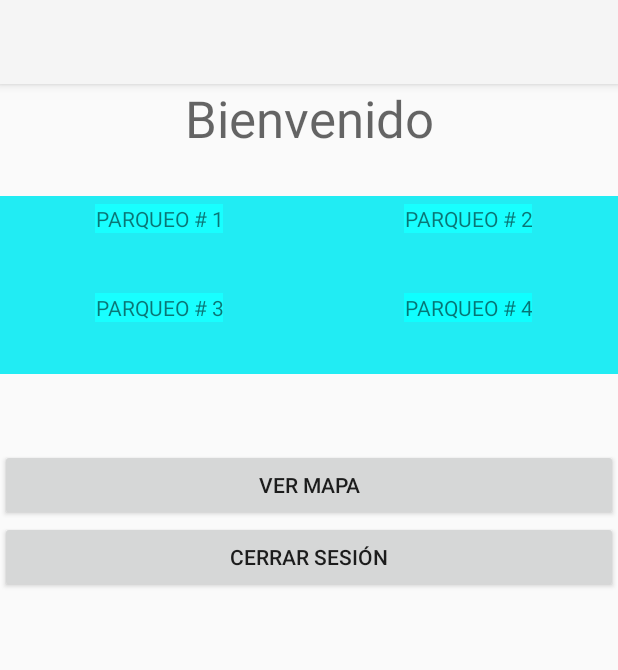
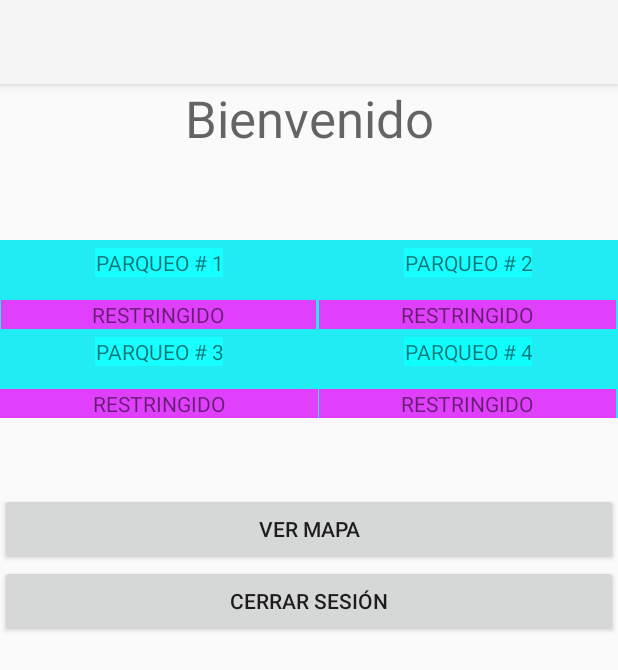
Before and after one commit to amst-fiec/1T2021-Parqueadero-Inteligente-para-FIEC, an Android app: the Menu screen opened directly, with no data from a screen before it, on a phone screen of 412 x 824 dp. Shown: the top 670 px of the screen. Run offline under Robolectric (Android 15) with nearby library versions, the phone set to English and light mode, and no system bars; our stand-ins replace Firebase (no records; nobody signed in at launch, a user with empty details on screens opened directly); 3 statements that could not run were skipped.

Commit message:
Add:Metodo leer en tiempo real la prioridad del estacionamiento y ocultar o mostrar el layout del mismo

```diff
--- a/app/src/main/java/com/example/parqueosinteligentes/Menu.java
+++ b/app/src/main/java/com/example/parqueosinteligentes/Menu.java
@@ -7,6 +7,7 @@ import android.graphics.Color;
 import android.os.Bundle;
 import android.view.View;
 import android.widget.Button;
+import android.widget.LinearLayout;
 import android.widget.TextView;
 import android.widget.Toast;
 
@@ -20,7 +21,6 @@ import com.google.firebase.database.ValueEventListener;
 
 public class Menu extends AppCompatActivity {
 
-    private TextView textViewNombre;
     private FirebaseAuth mAuth;
     private Button btnMapa;
     private Button cerrarSesion;
@@ -29,14 +29,21 @@ public class Menu extends AppCompatActivity {
     FirebaseDatabase root;
     private String email;
     private String usuario;
-    private String tipo="";
+    private String tipo="comun";//Temporal solo para pruebas
 
-    //
+    private TextView textViewNombre;
+    private TextView textViewPrioridad;
 
     private TextView textViewEstac1;
     private TextView textViewEstac2;
     private TextView textViewEstac3;
     private TextView textViewEstac4;
+
+    private LinearLayout layoutEstac1;
+    private LinearLayout layoutEstac2;
+    private LinearLayout layoutEstac3;
+    private LinearLayout layoutEstac4;
+
 
     String ArrayIDEstacionamiento[]  = {"P1","P2","P3","P4"};
 
@@ -57,6 +64,7 @@ public class Menu extends AppCompatActivity {
         InitializateComponents();
 
         textViewNombre.setText(usuario);
+        //textViewPrioridad.setText(tipo);
         cerrarSesion = (Button) findViewById(R.id.btnCerrarSesion);
 
         cerrarSesion.setOnClickListener(new View.OnClickListener() {
@@ -67,23 +75,41 @@ public class Menu extends AppCompatActivity {
                 finish();
             }
         });
-        //notificacion();
+
+        notificacion();
+        actualizarPrioridadEstacionamientoUI();
+        actualizarEstadoEstacionamientoUI();
         //ocuparEstacionamiento("P1");
-
-        actualizarEstadoEstacionamientoUI();
         }
 
     private void InitializateComponents(){
         textViewNombre = (TextView) findViewById(R.id.textViewNombre);
+        textViewPrioridad = (TextView) findViewById(R.id.textViewPrioridad);
 
         textViewEstac1 = (TextView) findViewById(R.id.parqueo1);
         textViewEstac2 = (TextView) findViewById(R.id.parqueo2);
         textViewEstac3 = (TextView) findViewById(R.id.parqueo3);
         textViewEstac4 = (TextView) findViewById(R.id.parqueo4);
 
+        layoutEstac1 = (LinearLayout) findViewById(R.id.layoutEstac1);
+        layoutEstac2 = (LinearLayout) findViewById(R.id.layoutEstac2);
+        layoutEstac3 = (LinearLayout) findViewById(R.id.layoutEstac3);
+        layoutEstac4 = (LinearLayout) findViewById(R.id.layoutEstac4);
 
 
-    }
+        db_reference.child(usuario).child("tipo").addValueEventListener(new ValueEventListener() {
+            @Override
+            public void onDataChange(DataSnapshot snapshot) {
+                tipo = snapshot.getValue(String.class);
+            }
+            @Override
+            public void onCancelled(DatabaseError error) {
+
+            }
+        });
+
+
+        }
     public void revisarMapa(View v) {
         Intent mapa = new Intent(this, Parqueadero.class);
         startActivity(mapa);
@@ -103,12 +129,13 @@ public class Menu extends AppCompatActivity {
                         while(tipo.isEmpty()) {
                             tipo = snapshot.getValue(String.class);
                             if(tipo==null){//TODO:Se debe implementar registrar los datos en la base, por ahora solo estan quemados
-                                tipo="Privilegiado";//Si un usuario que no esta quemado inicia sesion, se le setea el tipo "privilegiado"
+                                tipo="privilegiado";//Si un usuario que no esta quemado inicia sesion, se le setea el tipo "privilegiado"
                             }
                         }
                         Menu.this.runOnUiThread(new Runnable() {
                             @Override
                             public void run() {
+                                textViewPrioridad.setText(tipo);//TODO: SE DEBE LEER ESTO AFUERA DE LA FUNCION NOTIFICACION
                                 Toast.makeText(getApplicationContext(), "Usuario tipo:" + tipo, Toast.LENGTH_SHORT).show();
                             }
                         });
@@ -188,12 +215,12 @@ public class Menu extends AppCompatActivity {
             String estacionamiento = ArrayIDEstacionamiento[i];
 
             DatabaseReference db_reference_estacionamiento = root.getReference("Parkeo").child(estacionamiento).child("estado");
+
             db_reference_estacionamiento.addValueEventListener(new ValueEventListener() {
                 @Override
                 public void onDataChange(DataSnapshot snapshot) {
-                    Double estado = snapshot.getValue(Double.class);
-                    //Toast.makeText(getApplicationContext(), estacionamiento + " " + (estado == 0 ? "DISPONIBLE":"OCUPADO") , Toast.LENGTH_SHORT).show();
-                    setEstadoEstacionamientoUI(estacionamiento,estado);
+                    Double estado_estacionamiento = snapshot.getValue(Double.class);
+                    setEstadoEstacionamientoUI(estacionamiento,estado_estacionamiento);
                 }
 
                 @Override
@@ -226,5 +253,53 @@ public class Menu extends AppCompatActivity {
         }
     }
 
+    public void actualizarPrioridadEstacionamientoUI(){
+        for(int i = 0; i< ArrayIDEstacionamiento.length; i++){
+            String estacionamiento = ArrayIDEstacionamiento[i];
+
+            DatabaseReference db_reference_estacionamiento = root.getReference("Parkeo").child(estacionamiento).child("tipo");
+
+            db_reference_estacionamiento.addValueEventListener(new ValueEventListener() {
+                @Override
+                public void onDataChange(DataSnapshot snapshot) {
+                    String prioridad_estac = snapshot.getValue(String.class);
+                    if(tipo.equals("comun")){//Solo para el usuario comun, se aplica el filtro de ocultar los privilegiados
+                        if(prioridad_estac.equals("privilegiado")){
+                            visibilidadEstacionamientoUI(estacionamiento,0);
+                        }
+                        else{
+                            visibilidadEstacionamientoUI(estacionamiento,1);
+                        }
+                    }
+
+                }
+
+                @Override
+                public void onCancelled(DatabaseError error) {
+                }
+            });
+
+        }
+    }
+
+    public void visibilidadEstacionamientoUI(String estacionamiento, int activado){
+        String ArrayIDEstacionamiento[]  = {"P1","P2","P3","P4"};
+        LinearLayout[] layoutEstacionamientos ={layoutEstac1,layoutEstac2,layoutEstac3,layoutEstac4};
+
+        int indexEstacionamiento = -1;
+        for(int i = 0;i < ArrayIDEstacionamiento.length;i++){//Esto es muy ineficiente, pero es temporal para hacer pruebas
+            if(ArrayIDEstacionamiento[i]==estacionamiento){
+                indexEstacionamiento = i;
+            }
+        }
+
+        LinearLayout layoutEstacionamiento = layoutEstacionamientos[indexEstacionamiento];
+        if(activado == 0){
+            layoutEstacionamiento.setVisibility(View.INVISIBLE);//
+        }
+        else{
+            layoutEstacionamiento.setVisibility(View.VISIBLE);
+        }
+    }
 
 }
--- a/app/src/main/res/layout/activity_menu.xml
+++ b/app/src/main/res/layout/activity_menu.xml
@@ -28,6 +28,13 @@
             android:gravity="center"
             android:textAppearance="@style/TextAppearance.AppCompat.Large" />
 
+        <TextView
+            android:id="@+id/textViewPrioridad"
+            android:layout_width="match_parent"
+            android:layout_height="wrap_content"
+            android:gravity="center"
+            android:textAppearance="@style/TextAppearance.AppCompat.Large" />
+
         <LinearLayout
             android:layout_width="match_parent"
             android:layout_height="wrap_content"
@@ -35,6 +42,7 @@
             android:orientation="horizontal">
 
             <LinearLayout
+                android:id="@+id/layoutEstac1"
                 android:layout_width="212dp"
                 android:layout_height="match_parent"
                 android:orientation="vertical">
@@ -51,15 +59,17 @@
 
                 <TextView
                     android:id="@+id/parqueo1"
-                    android:layout_width="wrap_content"
+                    android:layout_width="210dp"
                     android:layout_height="wrap_content"
                     android:layout_gravity="center_horizontal"
                     android:layout_marginTop="15dp"
-                    android:background="#6BF870"
-                    android:gravity="center" />
+                    android:background="#E040FB"
+                    android:gravity="center"
+                    android:text="RESTRINGIDO" />
             </LinearLayout>
 
             <LinearLayout
+                android:id="@+id/layoutEstac2"
                 android:layout_width="match_parent"
                 android:layout_height="match_parent"
                 android:orientation="vertical">
@@ -76,12 +86,13 @@
 
                 <TextView
                     android:id="@+id/parqueo2"
-                    android:layout_width="wrap_content"
+                    android:layout_width="198dp"
                     android:layout_height="wrap_content"
                     android:layout_gravity="center_horizontal"
                     android:layout_marginTop="15dp"
-                    android:background="#EC5C52"
-                    android:gravity="center_horizontal" />
+                    android:background="#E040FB"
+                    android:gravity="center_horizontal"
+                    android:text="RESTRINGIDO" />
             </LinearLayout>
         </LinearLayout>
 
@@ -92,6 +103,7 @@
             android:orientation="horizontal">
 
             <LinearLayout
+                android:id="@+id/layoutEstac3"
                 android:layout_width="212dp"
                 android:layout_height="match_parent"
                 android:orientation="vertical">
@@ -108,15 +120,17 @@
 
                 <TextView
                     android:id="@+id/parqueo3"
-                    android:layout_width="wrap_content"
+                    android:layout_width="212dp"
                     android:layout_height="wrap_content"
                     android:layout_gravity="center_horizontal"
                     android:layout_marginTop="15dp"
-                    android:background="#6BF870"
-                    android:gravity="center" />
+                    android:background="#E040FB"
+                    android:gravity="center"
+                    android:text="RESTRINGIDO" />
             </LinearLayout>
 
             <LinearLayout
+                android:id="@+id/layoutEstac4"
                 android:layout_width="match_parent"
                 android:layout_height="match_parent"
                 android:orientation="vertical">
@@ -133,12 +147,13 @@
 
                 <TextView
                     android:id="@+id/parqueo4"
-                    android:layout_width="wrap_content"
+                    android:layout_width="198dp"
                     android:layout_height="wrap_content"
                     android:layout_gravity="center_horizontal"
                     android:layout_marginTop="15dp"
-                    android:background="#EC5C52"
-                    android:gravity="center_horizontal" />
+                    android:background="#E040FB"
+                    android:gravity="center_horizontal"
+                    android:text="RESTRINGIDO" />
             </LinearLayout>
         </LinearLayout>
 
```
